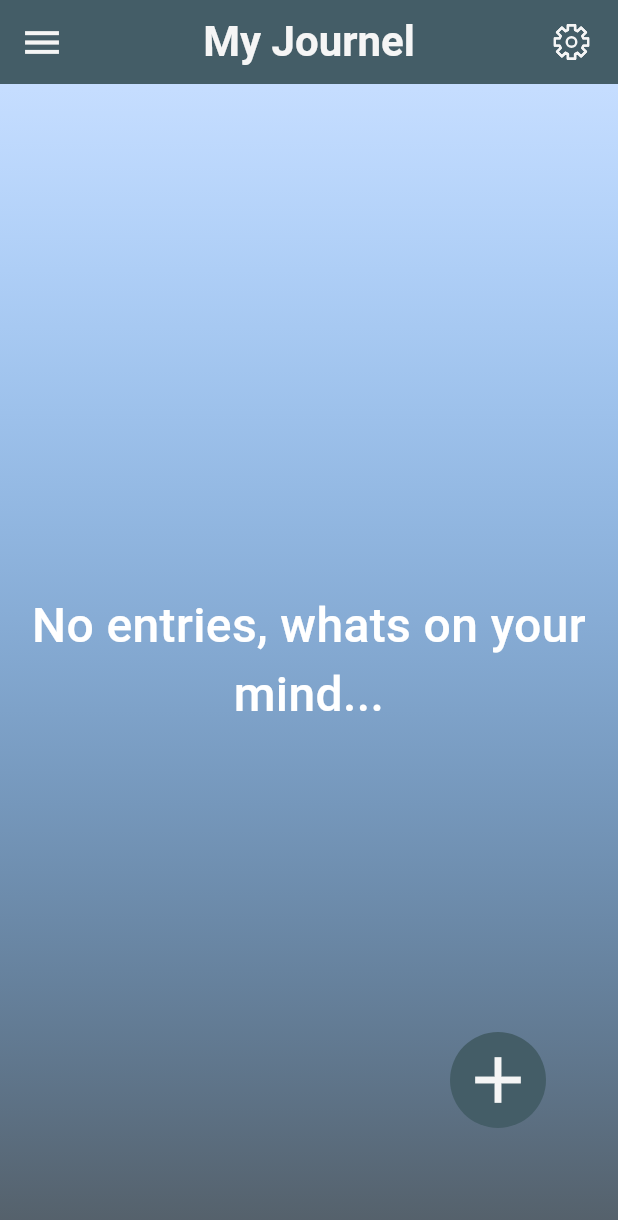
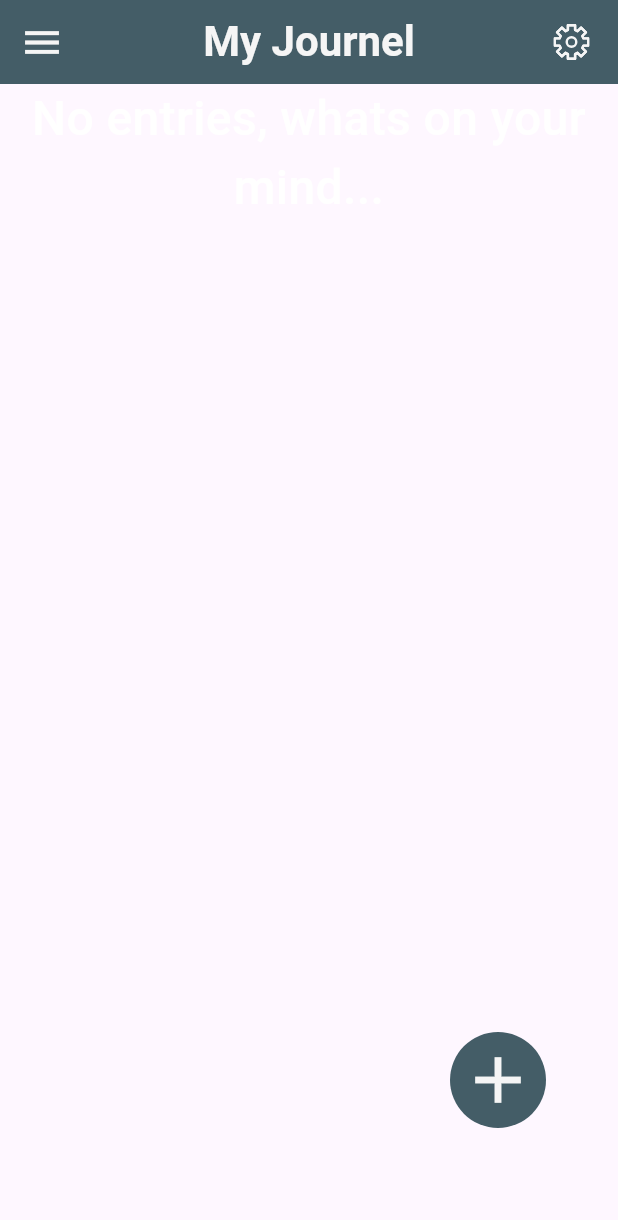
Before and after one commit to kwe92/Journal-App, a Flutter app: the JournalView screen opened by its route, on a phone screen of 412 x 824 dp. Shown: the top 1220 px of the screen. Run offline on Flutter 3.47's test engine with Material 2 defaults, Android fonts, the phone set to English and light mode, and no system bars; our stand-ins replace auto_route, email_validator, flutter_hooks, flutter_multi_formatter, flutter_secure_storage, flutter_svg and 4 more; missing offline and left inert: stacked_hooks; accounts and stored records are empty; network calls fail; statements that could not run were skipped.

Commit message:
refact: refactored ui of JournalView

```diff
--- a/lib/features/journal/ui/journal_view.dart
+++ b/lib/features/journal/ui/journal_view.dart
@@ -2,6 +2,7 @@ import 'package:auto_route/auto_route.dart';
 import 'package:journal_app/app/app_router.gr.dart';
 import 'package:journal_app/features/journal/ui/journal_view_model.dart';
 import 'package:journal_app/features/journal/ui/widget/add_button.dart';
+import 'package:journal_app/features/journal/ui/widget/journal_entry.dart';
 import 'package:journal_app/features/shared/services/services.dart';
 import 'package:journal_app/features/shared/ui/base_scaffold.dart';
 import 'package:flutter/material.dart';
@@ -25,19 +26,7 @@ class JournalView extends StatelessWidget {
       builder: (context, model, child) {
         return BaseScaffold(
           title: "My Journel",
-          body: Container(
-            decoration: BoxDecoration(
-              gradient: LinearGradient(
-                begin: Alignment.topCenter,
-                end: Alignment.bottomCenter,
-                colors: [
-                  AppColors.blue0.withOpacity(0.25),
-                  AppColors.blueGrey0,
-                ],
-              ),
-            ),
-            child: Center(
-              child: ListView.builder(
+          body: ListView.builder(
             // used to cented Text widget when there are no entries
             shrinkWrap: model.journalEntries.isEmpty ? true : false,
             itemCount: model.journalEntries.isEmpty ? 1 : model.journalEntries.length,
@@ -53,49 +42,12 @@ class JournalView extends StatelessWidget {
                         ),
                       ),
                     )
-                      : Padding(
-                          padding: EdgeInsets.only(top: i == 0 ? 32 : 0, bottom: 42),
-                          child: Column(
-                            crossAxisAlignment: CrossAxisAlignment.start,
-                            children: [
-                              Padding(
-                                padding: const EdgeInsets.only(left: 16.0),
-                                child: Text(model.journalEntries[i].dateString),
-                              ),
-                              const SizedBox(
-                                height: 12,
-                              ),
-                              GestureDetector(
-                                onTap: () =>
-                                    appRouter.pushAndPopUntil(EntryRoute(entry: model.journalEntries[i]), predicate: (route) => false),
-                                child: Container(
-                                  alignment: Alignment.center,
-                                  padding: const EdgeInsets.only(left: 24, right: 16),
-                                  margin: const EdgeInsets.symmetric(horizontal: 16),
-                                  height: 52,
-                                  width: double.infinity,
-                                  decoration: const BoxDecoration(
-                                    color: AppColors.offWhite,
-                                    borderRadius: BorderRadius.all(
-                                      Radius.circular(52 / 2),
-                                    ),
-                                  ),
-                                  child: Text(
-                                    model.journalEntries[i].content,
-                                    overflow: TextOverflow.ellipsis,
-                                  ),
-                                ),
-                              )
-                            ],
-                          ),
-                        );
+                  : JournalEntry(index: i, journalEntry: model.journalEntries[i]);
             },
-              ),
-            ),
           ),
           // Open menu to the side
           drawer: Drawer(
-            // ?INFO: required to use CustomScrollView to have Spacer / Expanded Widgets within a ListView
+            //CustomScrollView required to have Spacer / Expanded Widgets within a ListView
             child: CustomScrollView(
               slivers: [
                 SliverFillRemaining(
@@ -123,7 +75,8 @@ class JournalView extends StatelessWidget {
                               leading: Icon(Icons.logout),
                               title: Text("Logout"),
                             ),
-                                )),
+                          ),
+                        ),
                       ),
                     ],
                   ),
@@ -144,3 +97,11 @@ class JournalView extends StatelessWidget {
     );
   }
 }
+
+// Create RenderBox That Starts at Min Height Grows to Max Height
+
+//   - most RenderBox's have a default infinite with and height
+//   - in order to have a growable RenderBox you must use a DecoratedBox widget
+//   - DecoratedBox widget has a default height and width of 0
+//   - wrapping DecoratedBox with a ContrainedBox and adding minimum and maximum contraints
+//     allows the chidren of a DecoratedBox to be growable from the minimum size to the maximum size
```
Also changed, not shown: lib/features/journal/ui/widget/date_tile.dart (added, +44 -0 lines), lib/features/journal/ui/widget/journal_content.dart (added, +49 -0 lines), lib/features/journal/ui/widget/journal_entry.dart (added, +65 -0 lines), lib/features/journal/ui/widget/mood_tile.dart (added, +46 -0 lines). Lines whose indentation alone changed are shown as unchanged.
